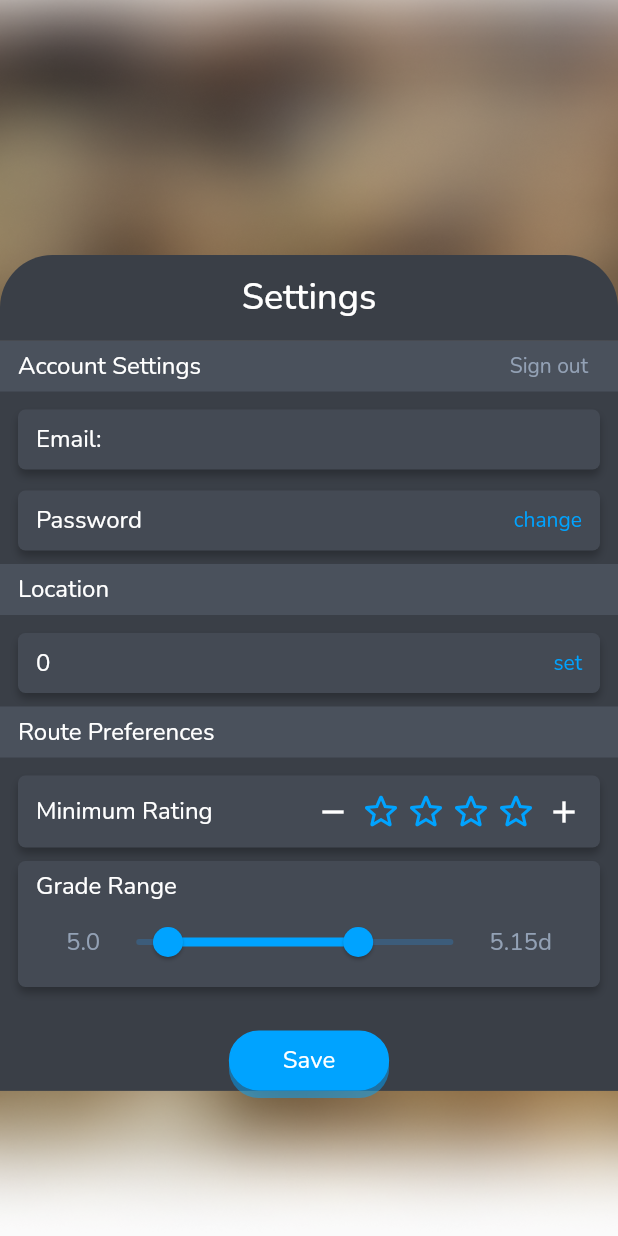
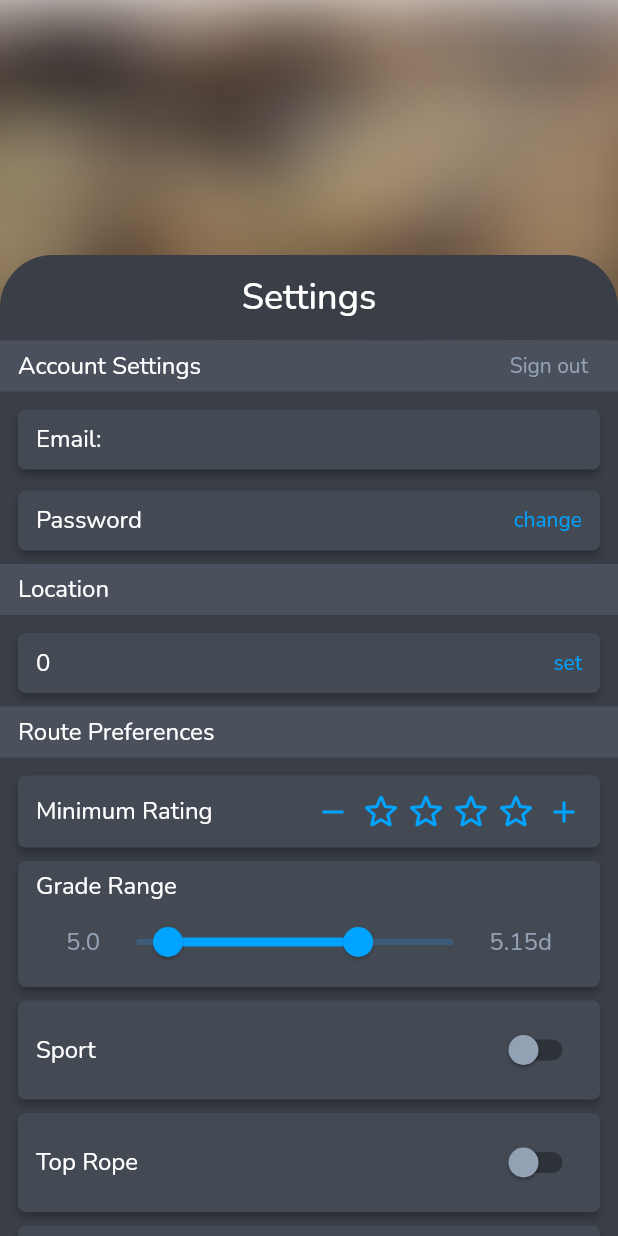
Before and after one commit to MicahMeadows/Sender, a Flutter app: the SettingsPage widget shown alone on an empty page, opened directly with empty values, on a phone screen of 412 x 824 dp. Run offline on Flutter 3.47's test engine with Material 2 defaults, Android fonts, the phone set to English and light mode, and no system bars; our stand-ins replace bloc, firebase_auth, firebase_core, flutter_bloc, flutter_neumorphic, freezed_annotation and 2 more; missing offline and left inert: flutter_swipable; accounts and stored records are empty; network calls fail.

Commit message:
Add toggle switches on settings page

```diff
--- /dev/null
+++ b/sender/lib/widgets/common/labled_toggle_card.dart
@@ -0,0 +1,29 @@
+import 'package:flutter/material.dart';
+import 'package:sender/widgets/common/labled_card.dart';
+import 'package:sender/common/constants/colors.dart' as col;
+
+class LabledToggleCard extends StatelessWidget {
+  final String title;
+  final bool value;
+  final void Function(bool value)? onChanged;
+
+  const LabledToggleCard({
+    required this.title,
+    required this.value,
+    required this.onChanged,
+    Key? key,
+  }) : super(key: key);
+
+  @override
+  Widget build(BuildContext context) {
+    return LabledCard(
+      title: title,
+      content: Switch(
+        activeColor: col.accent,
+        inactiveThumbColor: col.text2,
+        value: value,
+        onChanged: onChanged,
+      ),
+    );
+  }
+}
--- a/sender/lib/widgets/pages/settings/settings_page.dart
+++ b/sender/lib/widgets/pages/settings/settings_page.dart
@@ -6,6 +6,7 @@ import 'package:sender/data/cubits/route_preferences/route_settings_cubit.dart';
 import 'package:sender/data/models/route_preferences/route_preferences.dart';
 import 'package:sender/widgets/common/button_labled_card.dart';
 import 'package:sender/widgets/common/labled_card.dart';
+import 'package:sender/widgets/common/labled_toggle_card.dart';
 import 'package:sender/widgets/common/rating_widget.dart';
 import 'package:sender/widgets/common/section_banner.dart';
 import 'package:sender/widgets/common/thick_button.dart';
@@ -307,11 +308,12 @@ class _SettingsPageState extends State<SettingsPage> {
                                                         },
                                                         child: const Icon(
                                                           Icons.remove,
-                                                          color: col.text1,
+                                                          color: col.accent,
                                                         ),
                                                       ),
                                                       const SizedBox(width: 5),
                                                       RatingWidget(
+                                                          color: col.accent,
                                                           rating:
                                                               _minimumRating,
                                                           numStarsShow: 4,
@@ -326,7 +328,7 @@ class _SettingsPageState extends State<SettingsPage> {
                                                         },
                                                         child: const Icon(
                                                           Icons.add,
-                                                          color: col.text1,
+                                                          color: col.accent,
                                                         ),
                                                       ),
                                                     ],
@@ -376,6 +378,42 @@ class _SettingsPageState extends State<SettingsPage> {
                                                     ),
                                                   ),
                                                 ),
+                                                LabledToggleCard(
+                                                  title: 'Sport',
+                                                  value: showSport,
+                                                  onChanged: (value) {
+                                                    setState(() {
+                                                      showSport = value;
+                                                    });
+                                                  },
+                                                ),
+                                                LabledToggleCard(
+                                                  title: 'Top Rope',
+                                                  value: showTopRope,
+                                                  onChanged: (value) {
+                                                    setState(() {
+                                                      showTopRope = value;
+                                                    });
+                                                  },
+                                                ),
+                                                LabledToggleCard(
+                                                  title: 'Trad',
+                                                  value: showTrad,
+                                                  onChanged: (value) {
+                                                    setState(() {
+                                                      showTrad = value;
+                                                    });
+                                                  },
+                                                ),
+                                                LabledToggleCard(
+                                                  title: 'Multi-pitch',
+                                                  value: showMultipitch,
+                                                  onChanged: (value) {
+                                                    setState(() {
+                                                      showMultipitch = value;
+                                                    });
+                                                  },
+                                                ),
                                                 const SizedBox(height: 20),
                                               ],
                                             ),
```
